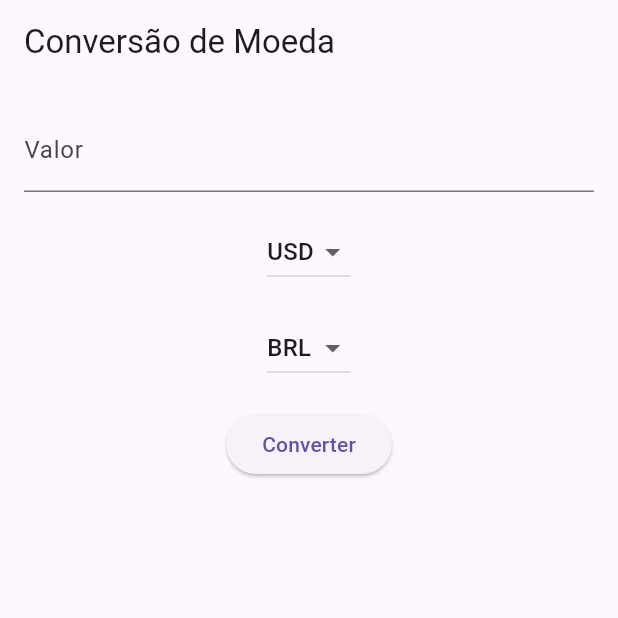
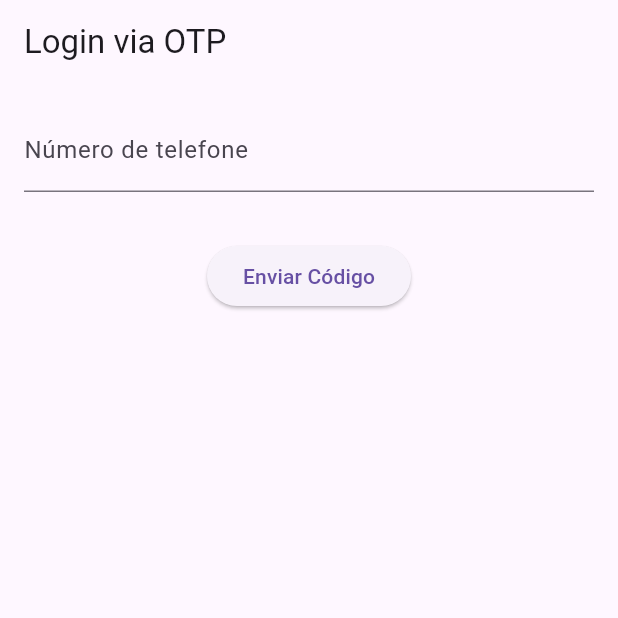
Before and after one commit to fluttercount/AulasFlutter, a Flutter app: the screen it shows after launch, on a phone screen of 412 x 824 dp, the top half of it. Run offline on Flutter 3.47's test engine with Material 3 defaults, Android fonts, the light colour scheme and no system bars; our stand-ins replace firebase_auth, firebase_core, firebase_database; accounts and stored records are empty.

Commit message:
essa porra o vai ou racha

```diff
--- a/flutter_application_1/lib/main.dart
+++ b/flutter_application_1/lib/main.dart
@@ -1,5 +1,6 @@
 import 'package:flutter/material.dart';
 import 'package:firebase_core/firebase_core.dart';
+import 'package:firebase_auth/firebase_auth.dart';
 import 'package:firebase_database/firebase_database.dart';
 
 void main() async {
@@ -19,17 +20,109 @@
 }
 
 class MyApp extends StatelessWidget {
+  const MyApp({super.key});
+
   @override
   Widget build(BuildContext context) {
     return MaterialApp(
       title: 'Conversor de Moeda',
       theme: ThemeData(primarySwatch: Colors.blue),
-      home: ConversaoTela(),
+      home: LoginScreen(),
+    );
+  }
+}
+
+class LoginScreen extends StatefulWidget {
+  const LoginScreen({super.key});
+
+  @override
+  _LoginScreenState createState() => _LoginScreenState();
+}
+
+class _LoginScreenState extends State<LoginScreen> {
+  final FirebaseAuth _auth = FirebaseAuth.instance;
+  final TextEditingController _phoneController = TextEditingController();
+  final TextEditingController _otpController = TextEditingController();
+  String? _verificationId;
+  bool _codeSent = false;
+
+  void _verifyPhone() async {
+    await _auth.verifyPhoneNumber(
+      phoneNumber: "+55${_phoneController.text}", // Adapte o código do país se necessário
+      verificationCompleted: (PhoneAuthCredential credential) async {
+        await _auth.signInWithCredential(credential);
+        Navigator.pushReplacement(
+          context,
+          MaterialPageRoute(builder: (context) => ConversaoTela()),
+        );
+      },
+      verificationFailed: (FirebaseAuthException e) {
+        ScaffoldMessenger.of(context).showSnackBar(SnackBar(content: Text("Erro: ${e.message}")));
+      },
+      codeSent: (String verificationId, int? resendToken) {
+        setState(() {
+          _verificationId = verificationId;
+          _codeSent = true;
+        });
+      },
+      codeAutoRetrievalTimeout: (String verificationId) {
+        _verificationId = verificationId;
+      },
+      timeout: Duration(seconds: 60),
+    );
+  }
+
+  void _signInWithOTP() async {
+    try {
+      PhoneAuthCredential credential = PhoneAuthProvider.credential(
+        verificationId: _verificationId!,
+        smsCode: _otpController.text,
+      );
+      await _auth.signInWithCredential(credential);
+      Navigator.pushReplacement(
+        context,
+        MaterialPageRoute(builder: (context) => ConversaoTela()),
+      );
+    } catch (e) {
+      ScaffoldMessenger.of(context).showSnackBar(SnackBar(content: Text("Erro ao validar OTP")));
+    }
+  }
+
+  @override
+  Widget build(BuildContext context) {
+    return Scaffold(
+      appBar: AppBar(title: Text("Login via OTP")),
+      body: Padding(
+        padding: const EdgeInsets.all(16.0),
+        child: Column(
+          children: [
+            TextField(
+              controller: _phoneController,
+              decoration: InputDecoration(labelText: 'Número de telefone'),
+              keyboardType: TextInputType.phone,
+            ),
+            SizedBox(height: 16),
+            if (_codeSent)
+              TextField(
+                controller: _otpController,
+                decoration: InputDecoration(labelText: 'Código OTP'),
+                keyboardType: TextInputType.number,
+              ),
+            SizedBox(height: 16),
+            ElevatedButton(
+              onPressed: _codeSent ? _signInWithOTP : _verifyPhone,
+              child: Text(_codeSent ? 'Verificar Código' : 'Enviar Código'),
+            ),
+          ],
+        ),
+      ),
     );
   }
 }
 
 class ConversaoTela extends StatefulWidget {
+  const ConversaoTela({super.key});
+
   @override
   _ConversaoTelaState createState() => _ConversaoTelaState();
 }
@@ -39,20 +132,16 @@
   String? _moedaOrigem = 'USD';
   String? _moedaDestino = 'BRL';
   String? _resultado;
+  final DatabaseReference _database = FirebaseDatabase.instance.ref();
+  final List<String> _moedas = ['USD', 'BRL', 'EUR', 'GBP'];
 
-  final DatabaseReference _database = FirebaseDatabase.instance.ref();
-
-  List<String> _moedas = ['USD', 'BRL', 'EUR', 'GBP'];
   Future<void> _conversao() async {
     if (_valorController.text.isNotEmpty) {
       double valor = double.tryParse(_valorController.text) ?? 0.0;
-
       final taxas = await _database.child('taxas').get();
       var taxasMap = taxas.value as Map<dynamic, dynamic>?;
-
       if (taxasMap != null) {
         var taxaOrigemDestino = taxasMap[_moedaOrigem]?[_moedaDestino] ?? 0.0;
-
         setState(() {
           _resultado = (valor * taxaOrigemDestino).toStringAsFixed(2);
         });
@@ -85,8 +174,7 @@
                   _moedaOrigem = value;
                 });
               },
-              items:
-                  _moedas.map((moeda) {
+              items: _moedas.map((moeda) {
                 return DropdownMenuItem<String>(
                   value: moeda,
                   child: Text(moeda),
@@ -101,8 +189,7 @@
                   _moedaDestino = value;
                 });
               },
-              items:
-                  _moedas.map((moeda) {
+              items: _moedas.map((moeda) {
                 return DropdownMenuItem<String>(
                   value: moeda,
                   child: Text(moeda),
```
Also changed, not shown: 1 other file. Lines whose indentation alone changed are shown as unchanged.
